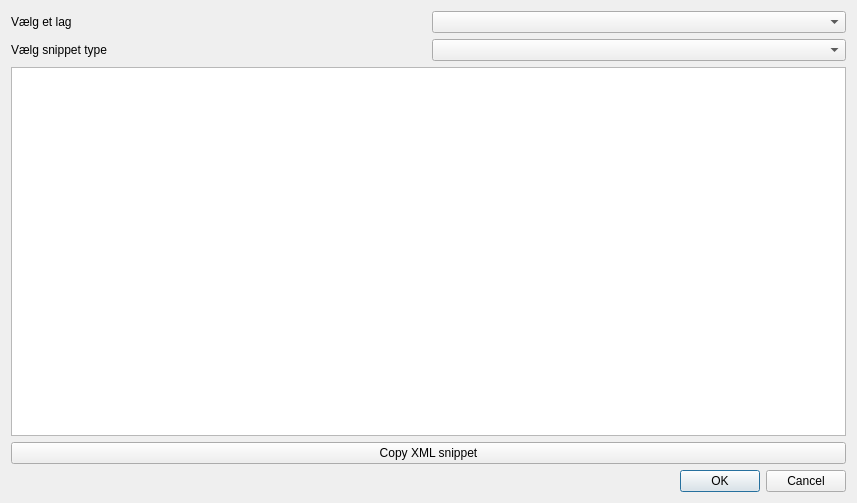
First picture: the form in sps_toolbox_dialog_base.ui, repository Slagelse-GIS/sps_qgis_toolbox, before the edit.
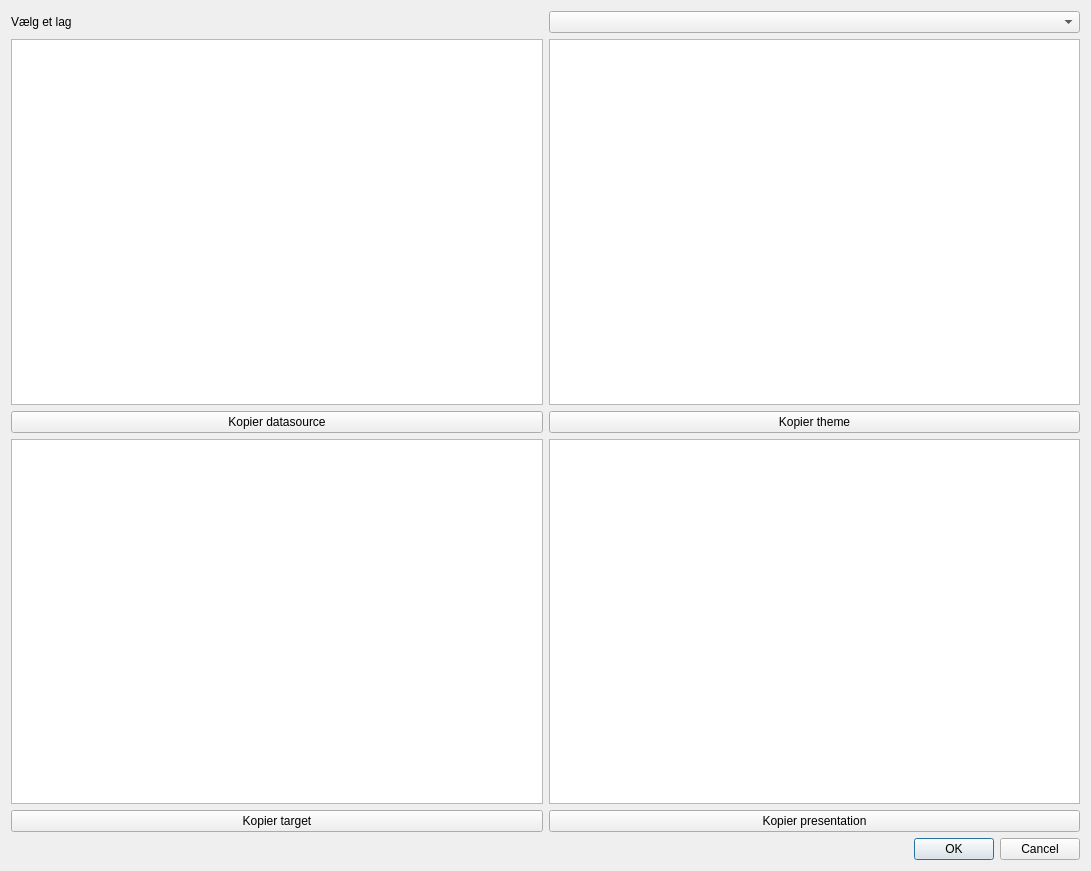
Second picture: the form after the edit. Custom widgets are drawn as their Qt base class.

Commit message: felter og knapper på plads

Patch:
```diff
--- a/sps_toolbox_dialog_base.ui
+++ b/sps_toolbox_dialog_base.ui
@@ -6,22 +6,81 @@
    <rect>
     <x>0</x>
     <y>0</y>
-    <width>857</width>
-    <height>503</height>
+    <width>1091</width>
+    <height>871</height>
    </rect>
   </property>
   <property name="windowTitle">
    <string>Spatial Suite toolbox</string>
   </property>
   <layout class="QGridLayout" name="gridLayout">
-   <item row="3" column="0">
-    <widget class="QLabel" name="label_2">
+   <item row="0" column="0">
+    <widget class="QLabel" name="label">
      <property name="text">
-      <string>Vælg snippet type</string>
+      <string>Vælg et lag</string>
      </property>
     </widget>
    </item>
-   <item row="6" column="0" colspan="2">
+   <item row="0" column="1">
+    <widget class="QgsMapLayerComboBox" name="mMapLayerComboBox"/>
+   </item>
+   <item row="1" column="0">
+    <layout class="QVBoxLayout" name="verticalLayout">
+     <item>
+      <widget class="QTextEdit" name="textDs"/>
+     </item>
+     <item>
+      <widget class="QPushButton" name="copyBtnDs">
+       <property name="text">
+        <string>Kopier datasource</string>
+       </property>
+      </widget>
+     </item>
+    </layout>
+   </item>
+   <item row="1" column="1">
+    <layout class="QVBoxLayout" name="verticalLayout_2">
+     <item>
+      <widget class="QTextEdit" name="textTheme"/>
+     </item>
+     <item>
+      <widget class="QPushButton" name="copyBtnTheme">
+       <property name="text">
+        <string>Kopier theme</string>
+       </property>
+      </widget>
+     </item>
+    </layout>
+   </item>
+   <item row="2" column="0">
+    <layout class="QVBoxLayout" name="verticalLayout_4">
+     <item>
+      <widget class="QTextEdit" name="textTarget"/>
+     </item>
+     <item>
+      <widget class="QPushButton" name="copyBtnTarget">
+       <property name="text">
+        <string>Kopier target</string>
+       </property>
+      </widget>
+     </item>
+    </layout>
+   </item>
+   <item row="2" column="1">
+    <layout class="QVBoxLayout" name="verticalLayout_3">
+     <item>
+      <widget class="QTextEdit" name="textPres"/>
+     </item>
+     <item>
+      <widget class="QPushButton" name="copyBtnPres">
+       <property name="text">
+        <string>Kopier presentation</string>
+       </property>
+      </widget>
+     </item>
+    </layout>
+   </item>
+   <item row="3" column="1">
     <widget class="QDialogButtonBox" name="button_box">
      <property name="orientation">
       <enum>Qt::Horizontal</enum>
@@ -31,29 +90,6 @@
      </property>
     </widget>
    </item>
-   <item row="1" column="0">
-    <widget class="QLabel" name="label">
-     <property name="text">
-      <string>Vælg et lag</string>
-     </property>
-    </widget>
-   </item>
-   <item row="4" column="0" colspan="2">
-    <widget class="QTextEdit" name="textEdit"/>
-   </item>
-   <item row="1" column="1">
-    <widget class="QgsMapLayerComboBox" name="mMapLayerComboBox"/>
-   </item>
-   <item row="3" column="1">
-    <widget class="QComboBox" name="comboBox"/>
-   </item>
-   <item row="5" column="0" colspan="2">
-    <widget class="QPushButton" name="pushButton">
-     <property name="text">
-      <string>Copy XML snippet</string>
-     </property>
-    </widget>
-   </item>
   </layout>
  </widget>
  <customwidgets>
```
The commit also changes 1 other file.
